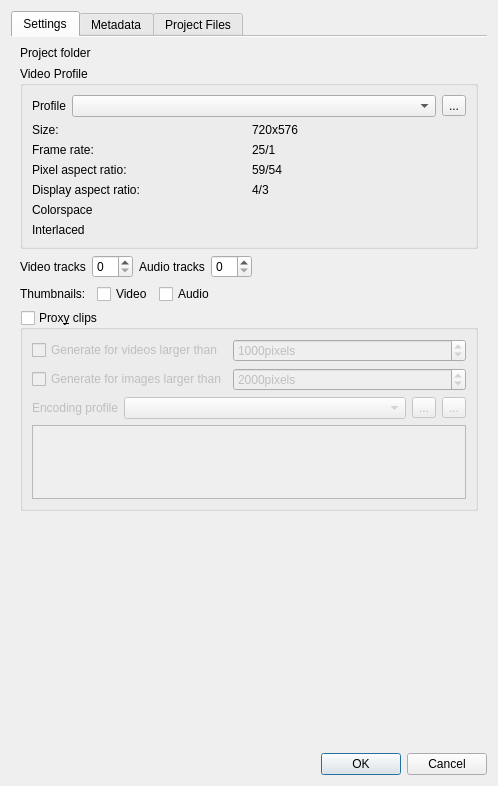
The window that src/ui/projectsettings_ui.ui (KDE/kdenlive) describes before a commit, drawn with Qt 5.
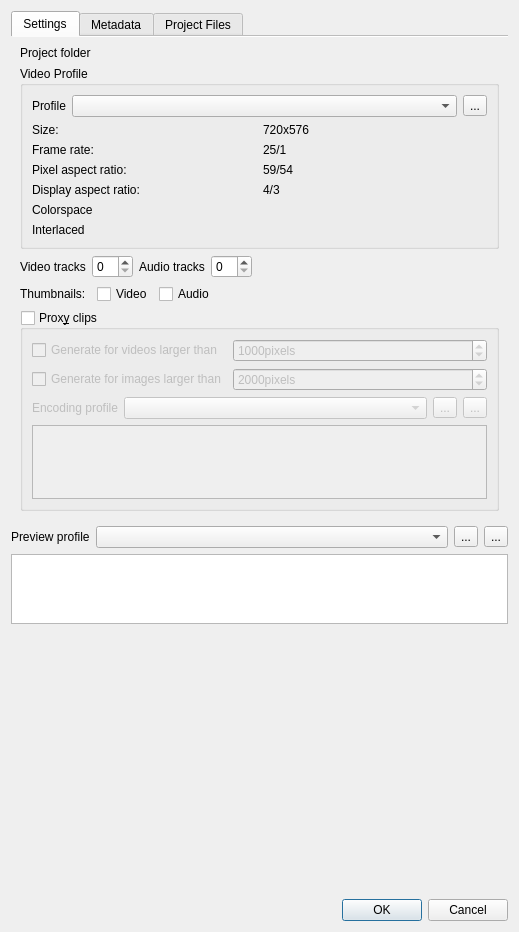
The same window after the commit. Custom widgets are drawn as their Qt base class.

Commit message: Automatic timeline preview profile selection, can be forced in project settings. Fix compilation with Qt < 5.6 Ref: T1949

Diff of the .ui file:
```diff
--- a/src/ui/projectsettings_ui.ui
+++ b/src/ui/projectsettings_ui.ui
@@ -6,38 +6,15 @@
    <rect>
     <x>0</x>
     <y>0</y>
-    <width>498</width>
-    <height>786</height>
+    <width>519</width>
+    <height>932</height>
    </rect>
   </property>
   <property name="windowTitle">
    <string>Project Settings</string>
   </property>
-  <layout class="QGridLayout" name="gridLayout_3">
-   <item row="1" column="0">
-    <spacer name="verticalSpacer">
-     <property name="orientation">
-      <enum>Qt::Vertical</enum>
-     </property>
-     <property name="sizeHint" stdset="0">
-      <size>
-       <width>334</width>
-       <height>484</height>
-      </size>
-     </property>
-    </spacer>
-   </item>
-   <item row="2" column="0">
-    <widget class="QDialogButtonBox" name="buttonBox">
-     <property name="orientation">
-      <enum>Qt::Horizontal</enum>
-     </property>
-     <property name="standardButtons">
-      <set>QDialogButtonBox::Cancel|QDialogButtonBox::Ok</set>
-     </property>
-    </widget>
-   </item>
-   <item row="0" column="0">
+  <layout class="QVBoxLayout" name="verticalLayout">
+   <item>
     <widget class="QTabWidget" name="tabWidget">
      <property name="currentIndex">
       <number>0</number>
@@ -601,6 +578,86 @@
      </widget>
     </widget>
    </item>
+   <item>
+    <layout class="QHBoxLayout" name="horizontalLayout_4">
+     <item>
+      <widget class="QLabel" name="label_25">
+       <property name="sizePolicy">
+        <sizepolicy hsizetype="Maximum" vsizetype="Preferred">
+         <horstretch>0</horstretch>
+         <verstretch>0</verstretch>
+        </sizepolicy>
+       </property>
+       <property name="text">
+        <string>Preview profile</string>
+       </property>
+      </widget>
+     </item>
+     <item>
+      <widget class="KComboBox" name="preview_profile">
+       <property name="sizePolicy">
+        <sizepolicy hsizetype="MinimumExpanding" vsizetype="Fixed">
+         <horstretch>0</horstretch>
+         <verstretch>0</verstretch>
+        </sizepolicy>
+       </property>
+      </widget>
+     </item>
+     <item>
+      <widget class="QToolButton" name="preview_showprofileinfo">
+       <property name="text">
+        <string>...</string>
+       </property>
+       <property name="checkable">
+        <bool>true</bool>
+       </property>
+      </widget>
+     </item>
+     <item>
+      <widget class="QToolButton" name="preview_manageprofile">
+       <property name="text">
+        <string>...</string>
+       </property>
+      </widget>
+     </item>
+    </layout>
+   </item>
+   <item>
+    <widget class="QPlainTextEdit" name="previewparams">
+     <property name="sizePolicy">
+      <sizepolicy hsizetype="Expanding" vsizetype="Maximum">
+       <horstretch>0</horstretch>
+       <verstretch>0</verstretch>
+      </sizepolicy>
+     </property>
+     <property name="readOnly">
+      <bool>true</bool>
+     </property>
+    </widget>
+   </item>
+   <item>
+    <spacer name="verticalSpacer">
+     <property name="orientation">
+      <enum>Qt::Vertical</enum>
+     </property>
+     <property name="sizeHint" stdset="0">
+      <size>
+       <width>334</width>
+       <height>484</height>
+      </size>
+     </property>
+    </spacer>
+   </item>
+   <item>
+    <widget class="QDialogButtonBox" name="buttonBox">
+     <property name="orientation">
+      <enum>Qt::Horizontal</enum>
+     </property>
+     <property name="standardButtons">
+      <set>QDialogButtonBox::Cancel|QDialogButtonBox::Ok</set>
+     </property>
+    </widget>
+   </item>
   </layout>
  </widget>
  <customwidgets>
@@ -616,7 +673,7 @@
   </customwidget>
   <customwidget>
    <class>KUrlRequester</class>
-   <extends>QFrame</extends>
+   <extends>QWidget</extends>
    <header>kurlrequester.h</header>
    <container>1</container>
   </customwidget>
```
The commit also changes 14 other files.
